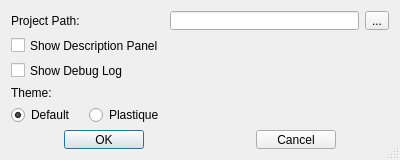
hueyyeng/AssetsBrowser, file ui/prefs.ui: the form before one commit.
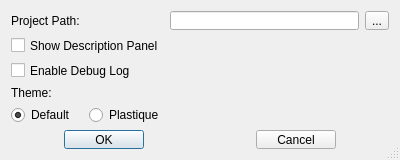
The form after the commit.

Commit message: Create New Asset properly return value. Minor label text changes for Preferences dialog.

The edit to the form file:
```diff
--- a/ui/prefs.ui
+++ b/ui/prefs.ui
@@ -97,7 +97,7 @@
    <item row="2" column="0">
     <widget class="QCheckBox" name="debug_check">
      <property name="text">
-      <string>Show Debug Log</string>
+      <string>Enable Debug Log</string>
      </property>
     </widget>
    </item>
```
The commit also changes 5 other files.
